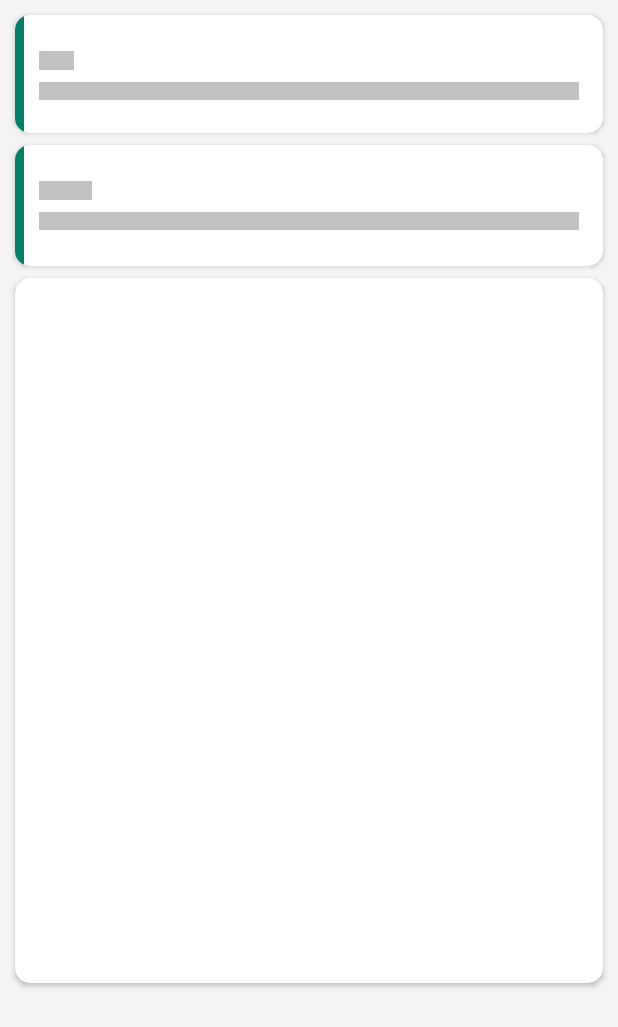
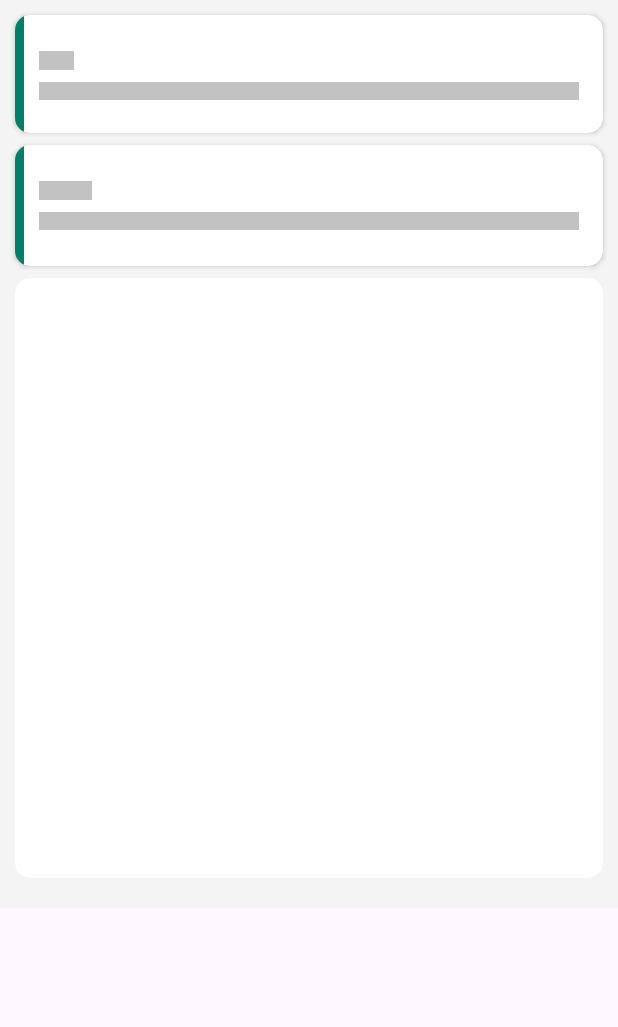
Before and after one commit to rajmaru/TempMail, an Android app: the layout open_mail_shimmer.xml on its own in the app's theme, with its tools: preview values and no code run, on a phone screen of 412 x 824 dp. Shown: the top 1027 px of the screen. Run offline under Robolectric (Android 15) with nearby library versions, the phone set to English and light mode, and no system bars.

Commit message:
intitial commit

```diff
--- a/app/src/main/AndroidManifest.xml
+++ b/app/src/main/AndroidManifest.xml
@@ -3,10 +3,13 @@
     xmlns:tools="http://schemas.android.com/tools"
     package="com.one.tempmail">
 
+    <!-- Internet Permision -->
     <uses-permission android:name="android.permission.ACCESS_NETWORK_STATE" />
-    <uses-permission android:name="android.permission.ACCESS_WIFI_STATE" />
     <uses-permission android:name="android.permission.INTERNET" />
+
+    <!-- Storage Permission -->
     <uses-permission android:name="android.permission.WRITE_EXTERNAL_STORAGE"
+        android:maxSdkVersion="28"
         tools:ignore="ScopedStorage" />
     <uses-permission android:name="android.permission.READ_EXTERNAL_STORAGE"/>
 
@@ -14,6 +17,7 @@
         android:allowBackup="true"
         android:icon="@mipmap/ic_launcher"
         android:label="@string/app_name"
+        android:requestLegacyExternalStorage="true"
         android:roundIcon="@mipmap/ic_launcher_round"
         android:supportsRtl="true"
         android:theme="@style/Theme.TempMail">
--- a/app/src/main/java/com/one/tempmail/Adapter/InboxAdapter.java
+++ b/app/src/main/java/com/one/tempmail/Adapter/InboxAdapter.java
@@ -40,7 +40,11 @@ public class InboxAdapter extends RecyclerView.Adapter<InboxAdapter.InboxViewHol
     public void onBindViewHolder(@NonNull InboxViewHolder holder, int position) {
         InboxData inboxData = inboxDataList.get(position);
         holder.title.setText(inboxData.getFrom());
-        holder.subject.setText(inboxData.getSubject());
+        if(!inboxData.getSubject().equals("")){
+            holder.subject.setText(inboxData.getSubject());
+        }else{
+            holder.subject.setText("...");
+        }
         holder.date.setText(inboxData.getDate());
         holder.itemView.setOnClickListener(new View.OnClickListener() {
             @Override
--- a/app/src/main/res/layout/activity_open_mail.xml
+++ b/app/src/main/res/layout/activity_open_mail.xml
@@ -74,13 +74,14 @@
                     android:layout_width="0dp"
                     android:layout_height="wrap_content"
                     android:visibility="visible"
+                    app:layout_constraintBottom_toBottomOf="parent"
                     app:layout_constraintEnd_toEndOf="parent"
                     app:layout_constraintStart_toStartOf="parent"
                     app:layout_constraintTop_toTopOf="parent">
 
                     <LinearLayout
                         android:layout_width="match_parent"
-                        android:layout_height="match_parent"
+                        android:layout_height="wrap_content"
                         android:orientation="vertical">
 
                         <include layout="@layout/open_mail_shimmer" />
@@ -208,7 +209,6 @@
                     android:layout_marginStart="10dp"
                     android:layout_marginTop="8dp"
                     android:layout_marginEnd="10dp"
-                    android:layout_marginBottom="8dp"
                     android:minHeight="400dp"
                     android:visibility="gone"
                     app:cardBackgroundColor="@color/surface"
--- a/app/src/main/res/layout/open_mail_shimmer.xml
+++ b/app/src/main/res/layout/open_mail_shimmer.xml
@@ -3,7 +3,7 @@
     xmlns:app="http://schemas.android.com/apk/res-auto"
     xmlns:tools="http://schemas.android.com/tools"
     android:layout_width="match_parent"
-    android:layout_height="match_parent"
+    android:layout_height="wrap_content"
     android:background="@color/background"
     android:paddingBottom="4dp">
 
@@ -119,45 +119,22 @@
                 app:layout_constraintStart_toStartOf="parent"
                 app:layout_constraintTop_toTopOf="parent" />
         </androidx.constraintlayout.widget.ConstraintLayout>
+
     </androidx.cardview.widget.CardView>
 
     <androidx.cardview.widget.CardView
-        android:id="@+id/mailBodyLayoutShimmer"
+        android:id="@+id/cardview"
         android:layout_width="0dp"
-        android:layout_height="470dp"
+        android:layout_height="400dp"
         android:layout_marginStart="10dp"
         android:layout_marginTop="8dp"
         android:layout_marginEnd="10dp"
-        android:visibility="visible"
+        android:layout_marginBottom="16dp"
         app:cardBackgroundColor="@color/surface"
         app:cardCornerRadius="10dp"
+        app:layout_constraintBottom_toBottomOf="parent"
         app:layout_constraintEnd_toEndOf="parent"
         app:layout_constraintStart_toStartOf="parent"
-        app:layout_constraintTop_toBottomOf="@+id/subjectLayoutShimmer">
-
-        <androidx.constraintlayout.widget.ConstraintLayout
-            android:layout_width="match_parent"
-            android:layout_height="wrap_content">
-
-            <TextView
-                android:id="@+id/mailBodyOMShimmer"
-                android:layout_width="0dp"
-                android:layout_height="0dp"
-                android:layout_marginStart="16dp"
-                android:layout_marginTop="16dp"
-                android:layout_marginEnd="16dp"
-                android:layout_marginBottom="16dp"
-                android:fontFamily="@font/gilroy_light"
-                android:scrollbars="vertical"
-                android:textColor="@color/text_subtitle"
-                android:textSize="18sp"
-                android:textStyle="bold"
-                app:layout_constraintBottom_toBottomOf="parent"
-                app:layout_constraintEnd_toEndOf="parent"
-                app:layout_constraintStart_toStartOf="parent"
-                app:layout_constraintTop_toTopOf="parent" />
-
-        </androidx.constraintlayout.widget.ConstraintLayout>
-    </androidx.cardview.widget.CardView>
+        app:layout_constraintTop_toBottomOf="@+id/subjectLayoutShimmer" />
 
 </androidx.constraintlayout.widget.ConstraintLayout>
```
Also changed, not shown: app/src/main/java/com/one/tempmail/Adapter/AttachDecoration.java (+4 -4 lines), app/src/main/java/com/one/tempmail/Adapter/AttachmentsAdapter.java (+7 -6 lines), app/src/main/java/com/one/tempmail/UI/MainActivity.java (+1 -19 lines), app/src/main/java/com/one/tempmail/UI/OpenMail.java (+21 -0 lines).
